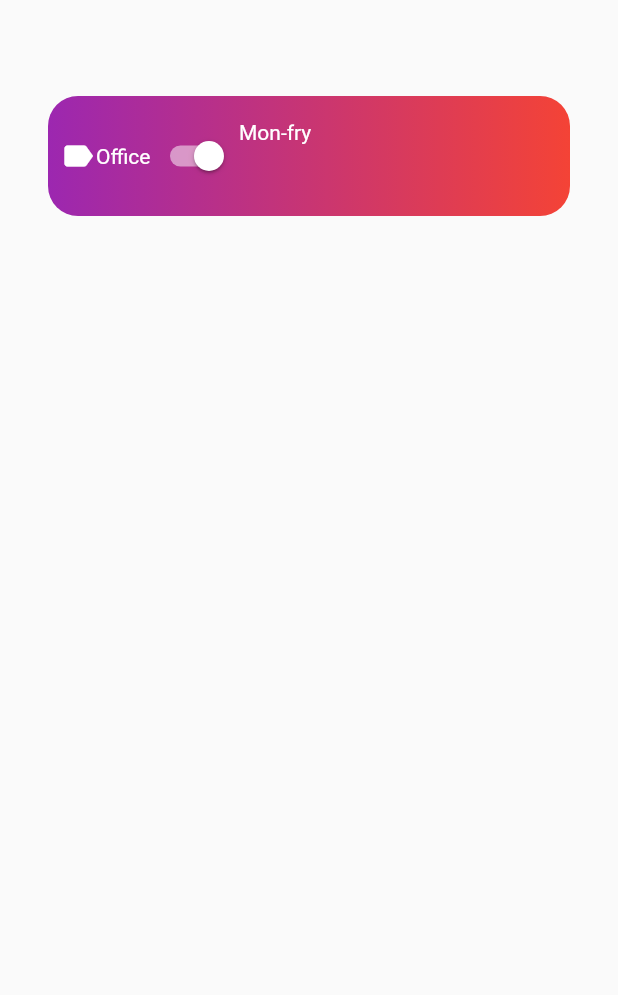
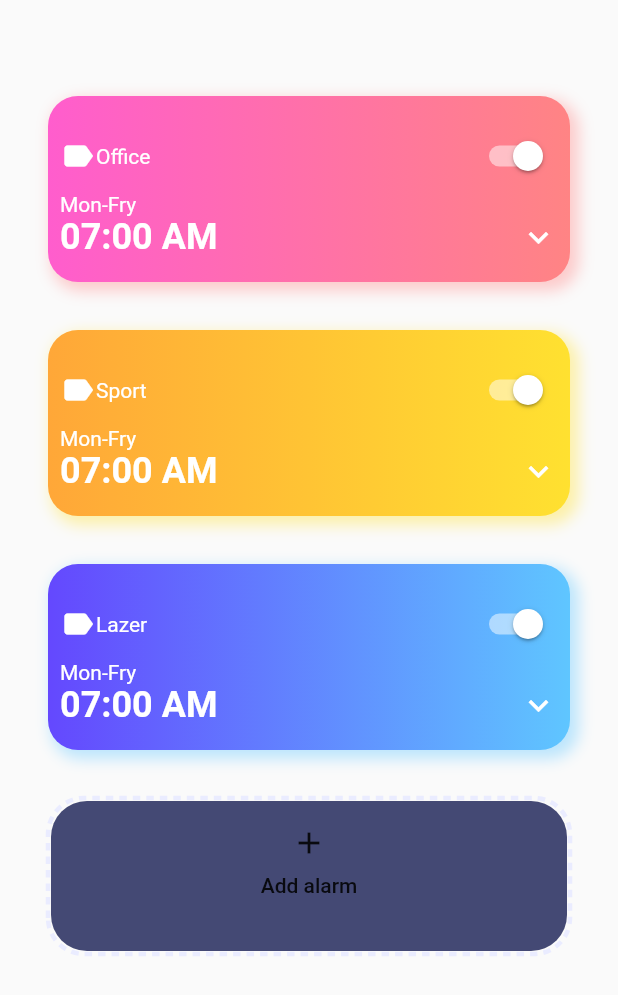
Before and after one commit to iamageo/flutter_samples, a Flutter app: the AlarmPage widget shown alone on an empty page, opened directly, on a phone screen of 412 x 824 dp. Shown: the top 995 px of the screen. Run offline on Flutter 3.47's test engine with Material 2 defaults, Android fonts, the light colour scheme and no system bars; drawn by our look-alikes of dotted_border; our stand-ins replace sqflite; accounts and stored records are empty.

Commit message:
finish item listview

```diff
--- a/clock/lib/data.dart
+++ b/clock/lib/data.dart
@@ -1,3 +1,4 @@
+import 'package:clock/constants/constants.dart';
 import 'package:clock/providers/alarm_info.dart';
 import 'package:clock/providers/enums.dart';
 import 'package:clock/providers/menu_info.dart';
@@ -10,5 +11,7 @@ List<MenuInfo> listMenu = [
 ];
 
 List<AlarmInfo> listAlarms = [
-  AlarmInfo(DateTime.now().add(Duration(hours: 1)), "Office", true),
+  AlarmInfo(DateTime.now().add(Duration(hours: 1)), "Office", true, GradientColors.fire),
+  AlarmInfo(DateTime.now().add(Duration(hours: 3)), "Sport", true, GradientColors.mango),
+  AlarmInfo(DateTime.now().add(Duration(hours: 1)), "Lazer", true, GradientColors.sky),
 ];
--- a/clock/lib/providers/alarm_info.dart
+++ b/clock/lib/providers/alarm_info.dart
@@ -1,7 +1,10 @@
+import 'dart:ui';
+
 class AlarmInfo {
-  DateTime? alarmDateTime;
-  String? description;
-  bool? isActivate;
+  DateTime alarmDateTime;
+  String description;
+  bool isActivate;
+  List<Color> gradientColor;
 
-  AlarmInfo(this.alarmDateTime, this.description, this.isActivate);
+  AlarmInfo(this.alarmDateTime, this.description, this.isActivate, this.gradientColor);
 }
--- a/clock/lib/view/alarm.view.dart
+++ b/clock/lib/view/alarm.view.dart
@@ -1,6 +1,6 @@
-import 'dart:io';
-
+import 'package:clock/constants/constants.dart';
 import 'package:clock/data.dart';
+import 'package:dotted_border/dotted_border.dart';
 import 'package:flutter/material.dart';
 
 class AlarmPage extends StatefulWidget {
@@ -17,23 +17,31 @@ class _AlarmPageState extends State<AlarmPage> {
         padding: const EdgeInsets.symmetric(vertical: 64, horizontal: 32),
         child: Expanded(
           child: ListView(
-            children: listAlarms.map((alarm) {
+            children: listAlarms.map<Widget>((alarm) {
               return Container(
+                margin: const EdgeInsets.only(bottom: 32),
                 padding:
                     const EdgeInsets.symmetric(vertical: 16, horizontal: 8),
-                decoration: const BoxDecoration(
+                decoration: BoxDecoration(
                   gradient: LinearGradient(
-                        colors: [Colors.purple, Colors.red],
+                      colors: alarm.gradientColor,
                       begin: Alignment.centerLeft,
                       end: Alignment.centerRight),
-                    borderRadius: BorderRadius.all(Radius.circular(20))),
+                  borderRadius: const BorderRadius.all(Radius.circular(20)),
+                  boxShadow: [
+                    BoxShadow(
+                        color: alarm.gradientColor.last.withOpacity(0.4),
+                        blurRadius: 8,
+                        spreadRadius: 2,
+                        offset: const Offset(4, 4))
+                  ],
+                ),
                 child: Column(
+                  mainAxisAlignment: MainAxisAlignment.start,
                   children: <Widget>[
                     Row(
-                      crossAxisAlignment: CrossAxisAlignment.start,
+                      mainAxisAlignment: MainAxisAlignment.spaceBetween,
                       children: <Widget>[
-                        Row(
-                          children: [
                         Row(
                           children: [
                             const Icon(
@@ -44,9 +52,9 @@ class _AlarmPageState extends State<AlarmPage> {
                             const SizedBox(
                               height: 8,
                             ),
-                                const Text(
-                                  "Office",
-                                  style: TextStyle(
+                            Text(
+                              alarm.description,
+                              style: const TextStyle(
                                 color: Colors.white,
                               ),
                             ),
@@ -59,13 +67,65 @@ class _AlarmPageState extends State<AlarmPage> {
                         ),
                       ],
                     ),
-                        const Text("Mon-fry", style: TextStyle(color: Colors.white),)
+                    Row(
+                      crossAxisAlignment: CrossAxisAlignment.start,
+                      children: const [
+                        Text(
+                          "Mon-Fry",
+                          style: TextStyle(color: Colors.white),
+                        ),
+                      ],
+                    ),
+                    Row(
+                      mainAxisAlignment: MainAxisAlignment.spaceBetween,
+                      children: const [
+                        Text(
+                          "07:00 AM",
+                          style: TextStyle(
+                              fontSize: 24,
+                              color: Colors.white,
+                              fontWeight: FontWeight.w700),
+                        ),
+                        Icon(
+                          Icons.keyboard_arrow_down,
+                          color: Colors.white,
+                          size: 26,
+                        )
                       ],
                     )
                   ],
                 ),
               );
-            }).toList(),
+            }).followedBy([
+              DottedBorder(
+                dashPattern: const [5, 4],
+                color: CustomColors.clockOutline,
+                strokeWidth: 3,
+                borderType: BorderType.RRect,
+                radius: const Radius.circular(24),
+                child: Container(
+                  width: double.infinity,
+                  decoration: BoxDecoration(
+                    borderRadius: const BorderRadius.all(Radius.circular(24)),
+                    color: CustomColors.clockBG,
+                  ),
+                  height: 100,
+                  child: FlatButton(
+                      padding: const EdgeInsets.symmetric(horizontal: 32, vertical: 16),
+                      onPressed: () {},
+                      child: Column(
+                        children: const <Widget>[
+                          Icon(
+                            Icons.add,
+                            size: 24,
+                          ),
+                          SizedBox(
+                            height: 8,
+                          ),
+                          Text("Add alarm")
+                        ],
+                      ))))
+            ]).toList(),
           ),
         ));
   }
--- a/clock/pubspec.yaml
+++ b/clock/pubspec.yaml
@@ -29,6 +29,7 @@ environment:
 dependencies:
   intl: ^0.16.0
   provider: ^6.0.2
+  dotted_border: ^2.0.0+2
   flutter:
     sdk: flutter
 
```
Also changed, not shown: clock/pubspec.lock, 1 other file. Lines whose indentation alone changed are shown as unchanged.
